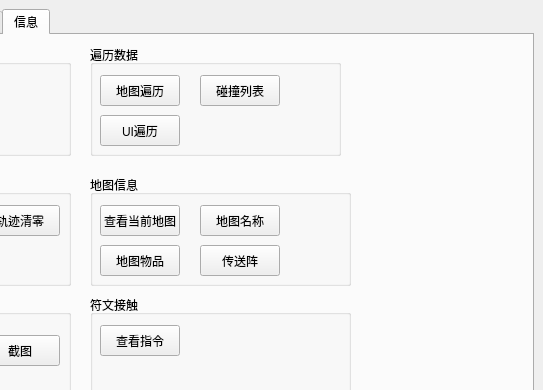
Before: the Qt Designer form mainwindow.ui in kinvcode/BattleMush, drawn with Qt 5; both pictures show x 257 to 800 and y 0 to 390 of the 800 by 600 pixel window.
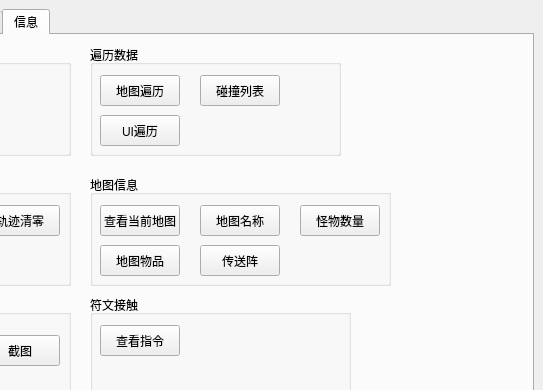
After: the same form once the commit is applied. The open tabs and pages were chosen to show the change. Custom widgets are drawn as their Qt base class.

Diff of the .ui file:
```diff
--- a/mainwindow.ui
+++ b/mainwindow.ui
@@ -1920,7 +1920,7 @@
            <rect>
             <x>230</x>
             <y>140</y>
-            <width>261</width>
+            <width>301</width>
             <height>111</height>
            </rect>
           </property>
@@ -2027,6 +2027,31 @@
             <string>传送阵</string>
            </property>
           </widget>
+          <widget class="QPushButton" name="pushButton_show_room_map_monster_num">
+           <property name="geometry">
+            <rect>
+             <x>210</x>
+             <y>30</y>
+             <width>80</width>
+             <height>31</height>
+            </rect>
+           </property>
+           <property name="minimumSize">
+            <size>
+             <width>80</width>
+             <height>31</height>
+            </size>
+           </property>
+           <property name="maximumSize">
+            <size>
+             <width>80</width>
+             <height>31</height>
+            </size>
+           </property>
+           <property name="text">
+            <string>怪物数量</string>
+           </property>
+          </widget>
          </widget>
          <widget class="QGroupBox" name="groupBox_8">
           <property name="geometry">
```
Left out of the diff: 4 changed lines with no effect on the pictures.
